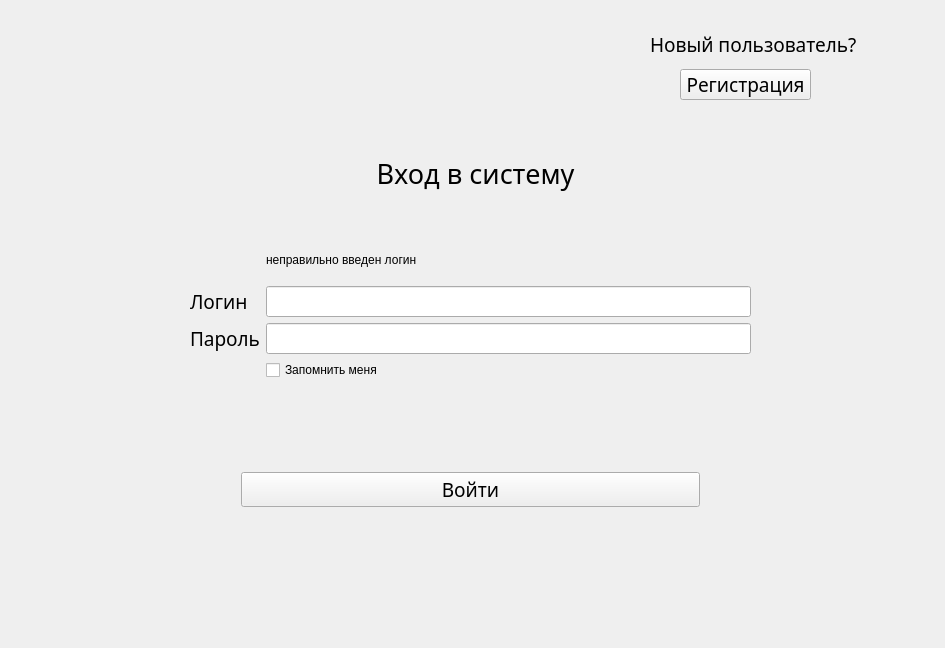
Old version of the form RegLog.ui in the repository TheLastie/FitnessTracker.
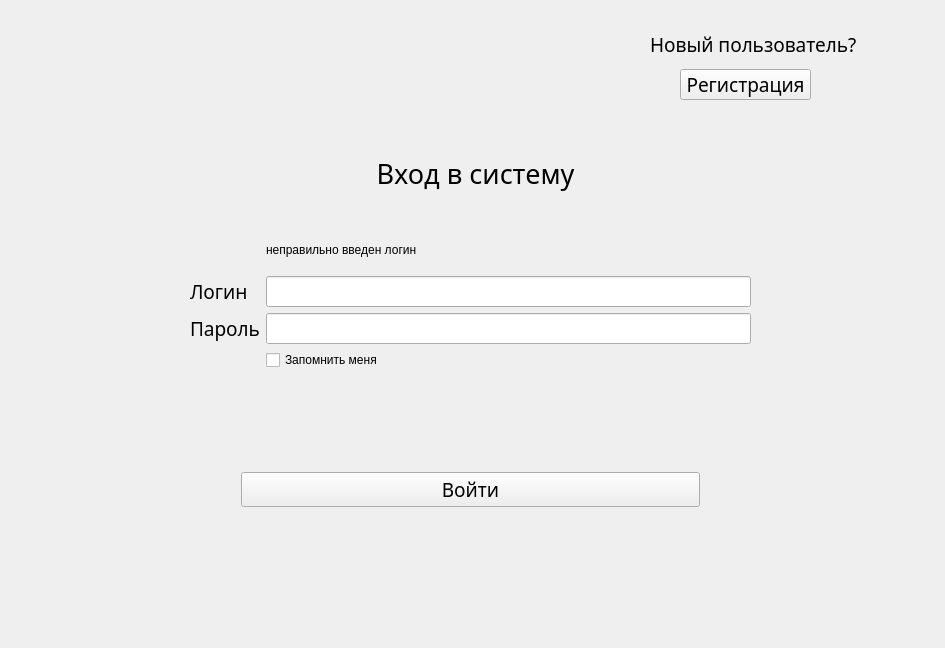
New version of the form.

```diff
--- a/RegLog.ui
+++ b/RegLog.ui
@@ -30,7 +30,7 @@
      <property name="geometry">
       <rect>
        <x>170</x>
-       <y>220</y>
+       <y>210</y>
        <width>561</width>
        <height>141</height>
       </rect>
```
